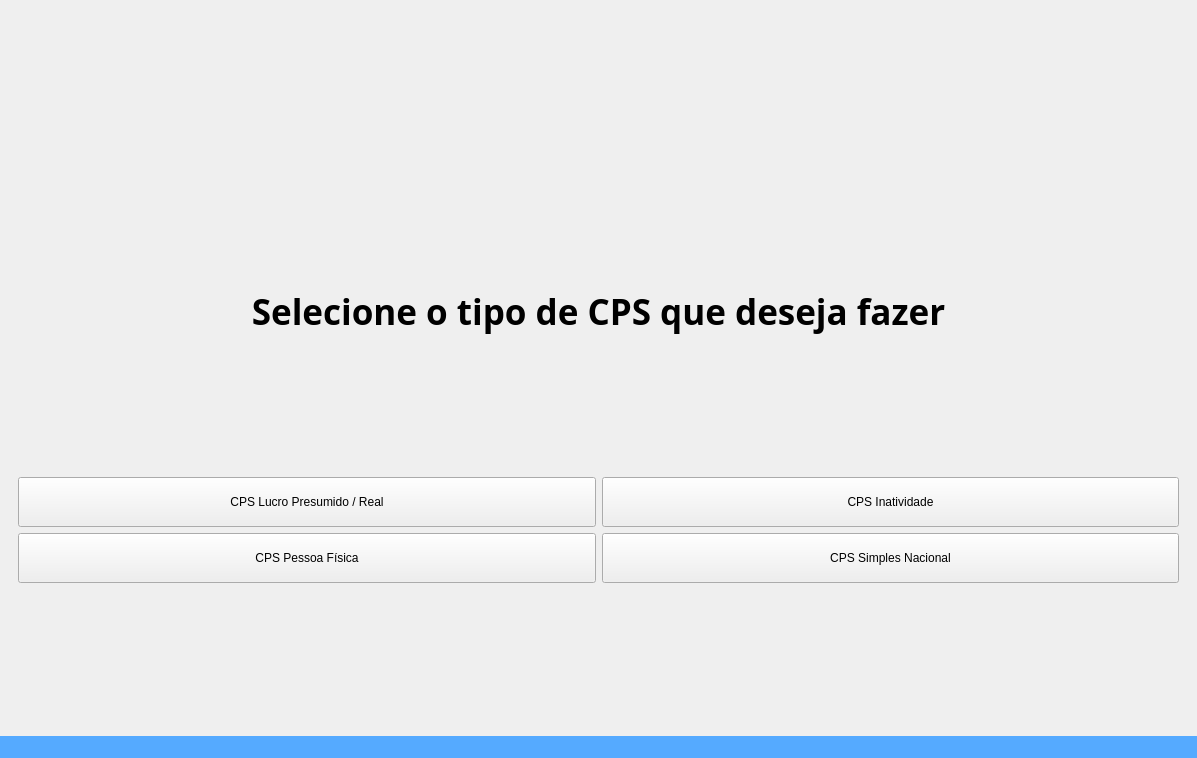
Above: code/src/ui/window_cps.ui from Sl3nc/CPS_Auto before the change. Below: the same form after it.
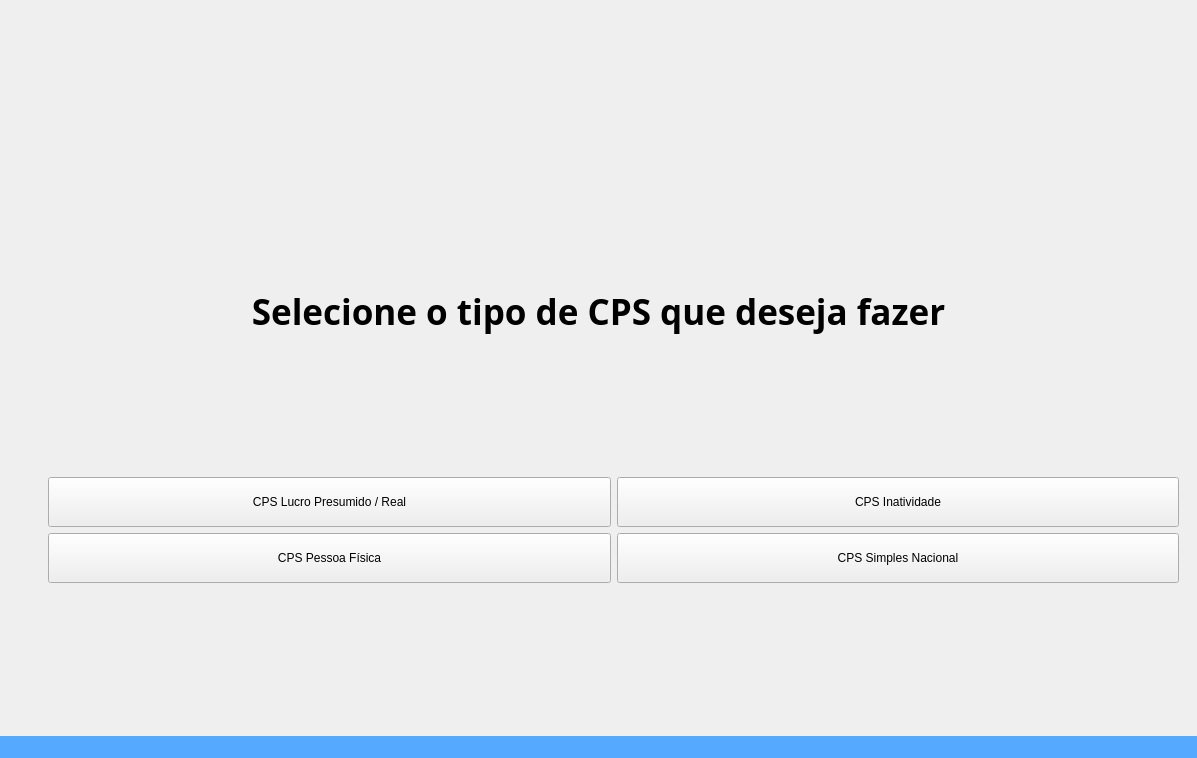
That is the form after the change. Icons and pictures are not drawn.

```diff
--- a/code/src/ui/window_cps.ui
+++ b/code/src/ui/window_cps.ui
@@ -104,6 +104,9 @@
         </item>
         <item>
          <layout class="QGridLayout" name="options_cps">
+          <property name="leftMargin">
+           <number>30</number>
+          </property>
           <item row="0" column="0">
            <widget class="QPushButton" name="pb_lucro">
             <property name="minimumSize">
```
Left out of the diff: 4 changed lines with no effect on the pictures.
